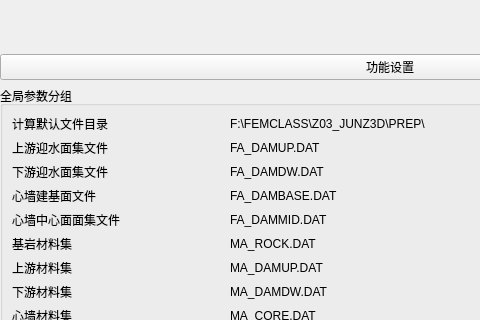
Above: plugins/Base_Slover/DamAnalysisWidget.ui from asd977/base_cae before the change; both pictures show x 0 to 480 and y 138 to 458 of the 780 by 1275 pixel window. Below: the same form after it.
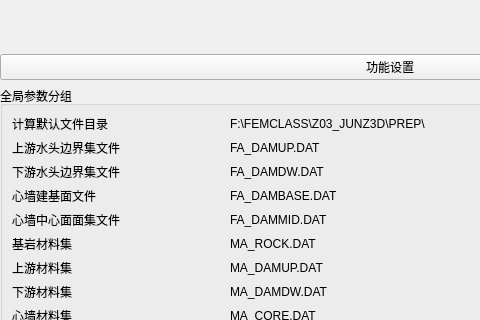
That is the form after the change.

Commit message: Rename seepage boundary labels to 水头边界

```diff
--- a/plugins/Base_Slover/DamAnalysisWidget.ui
+++ b/plugins/Base_Slover/DamAnalysisWidget.ui
@@ -63,7 +63,7 @@
      <item row="1" column="0">
       <widget class="QLabel" name="labelLine2">
        <property name="text">
-        <string>上游迎水面集文件</string>
+        <string>上游水头边界集文件</string>
        </property>
       </widget>
      </item>
@@ -77,7 +77,7 @@
      <item row="2" column="0">
       <widget class="QLabel" name="labelLine3">
        <property name="text">
-        <string>下游迎水面集文件</string>
+        <string>下游水头边界集文件</string>
        </property>
       </widget>
      </item>
```
The commit also changes 2 other files.
